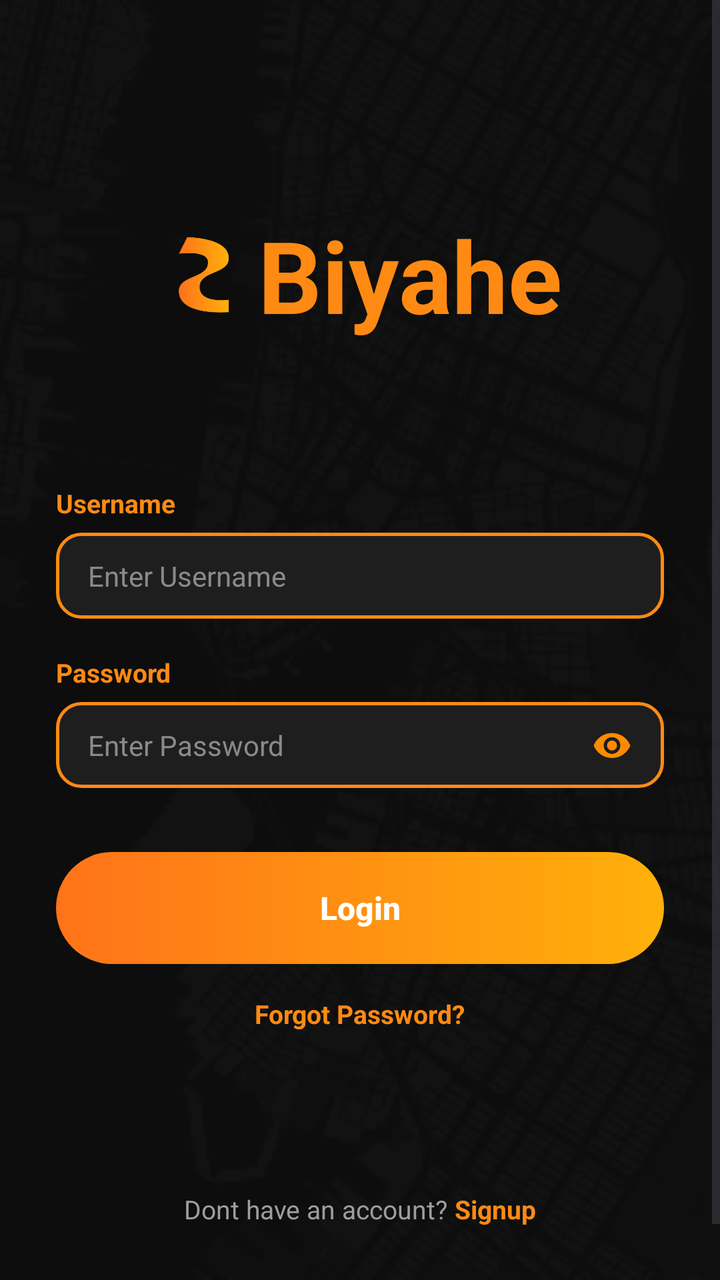
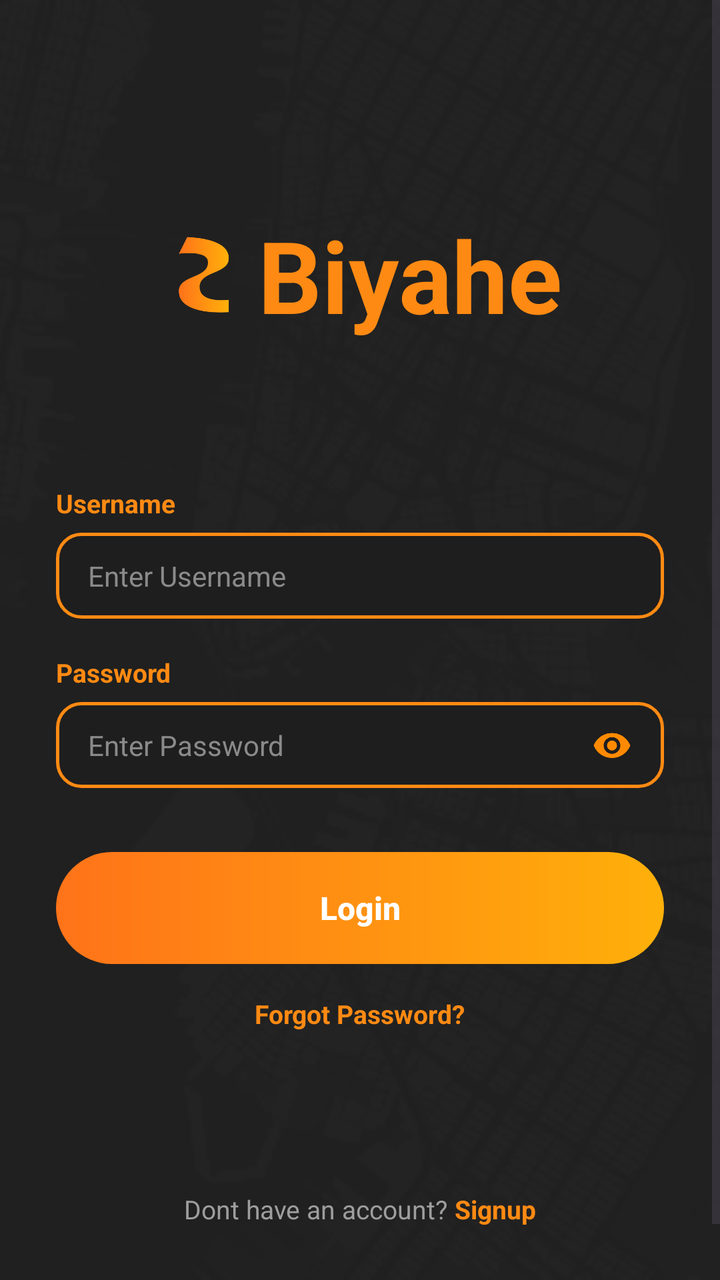

Two renders of the same Android screen: before a commit and after it. Below are the layout's source before the change and the commit's diff.
<!-- AndroidManifest.xml: application theme Theme.Biyahe -->
<!-- res/layout/activity_login.xml -->
<?xml version="1.0" encoding="utf-8"?>
<FrameLayout xmlns:android="http://schemas.android.com/apk/res/android"
    xmlns:app="http://schemas.android.com/apk/res-auto"
    android:layout_width="match_parent"
    android:layout_height="match_parent"
    >

    
    <ImageView
        android:layout_width="match_parent"
        android:layout_height="match_parent"
        android:scaleType="centerCrop"
        android:src="@drawable/background"
        android:contentDescription="@null" />

    
    <View
        android:layout_width="match_parent"
        android:layout_height="match_parent"
        android:background="#B3000000" />

    <ScrollView
        android:layout_width="match_parent"
        android:layout_height="match_parent"
        android:fillViewport="true">

        <LinearLayout
            android:layout_width="match_parent"
            android:layout_height="wrap_content"
            android:orientation="vertical"
            android:paddingStart="28dp"
            android:paddingEnd="28dp"
            android:paddingTop="48dp"
            android:paddingBottom="24dp">

            
            <LinearLayout
                android:layout_width="wrap_content"
                android:layout_height="wrap_content"
                android:layout_gravity="center_horizontal"
                android:orientation="horizontal"
                android:gravity="center_vertical"
                android:layout_marginTop="56dp"
                android:layout_marginBottom="72dp">

                <ImageView
                    android:layout_width="50dp"
                    android:layout_height="50dp"
                    android:src="@drawable/ic_logo_swirl"
                    android:contentDescription="@null" />

                <TextView
                    android:layout_width="wrap_content"
                    android:layout_height="wrap_content"
                    android:text="Biyahe"
                    android:textColor="@color/orange_primary"
                    android:textSize="50sp"
                    android:textStyle="bold" />
            </LinearLayout>

            
            <TextView
                android:layout_width="wrap_content"
                android:layout_height="wrap_content"
                android:text="Username"
                android:textColor="@color/orange_primary"
                android:textSize="13sp"
                android:textStyle="bold"
                android:layout_marginBottom="6dp" />

            <EditText
                android:layout_width="match_parent"
                android:layout_height="wrap_content"
                android:hint="Enter Username"
                android:background="@drawable/bg_edittext"
                android:textColor="@color/text_white"
                android:textColorHint="@color/hint_gray"
                android:textSize="14sp"
                android:inputType="text"
                android:layout_marginBottom="18dp" />

            
            <TextView
                android:layout_width="wrap_content"
                android:layout_height="wrap_content"
                android:text="Password"
                android:textColor="@color/orange_primary"
                android:textSize="13sp"
                android:textStyle="bold"
                android:layout_marginBottom="6dp" />

            <FrameLayout
                android:layout_width="match_parent"
                android:layout_height="wrap_content"
                android:layout_marginBottom="32dp">

                <EditText
                    android:layout_width="match_parent"
                    android:layout_height="wrap_content"
                    android:hint="Enter Password"
                    android:background="@drawable/bg_edittext"
                    android:textColor="@color/text_white"
                    android:textColorHint="@color/hint_gray"
                    android:textSize="14sp"
                    android:inputType="textPassword"
                    android:paddingEnd="44dp" />

                <ImageView
                    android:layout_width="20dp"
                    android:layout_height="20dp"
                    android:layout_gravity="end|center_vertical"
                    android:layout_marginEnd="16dp"
                    android:src="@drawable/ic_eye"
                    android:contentDescription="@null" />
            </FrameLayout>

            
            <androidx.appcompat.widget.AppCompatButton
                android:layout_width="match_parent"
                android:layout_height="56dp"
                android:text="Login"
                android:textColor="@color/text_white"
                android:textSize="16sp"
                android:textStyle="bold"
                android:textAllCaps="false"
                android:background="@drawable/bg_button_gradient"
                android:elevation="0dp"
                android:stateListAnimator="@null"
                android:layout_marginBottom="16dp" />

            
            <TextView
                android:layout_width="wrap_content"
                android:layout_height="wrap_content"
                android:layout_gravity="center_horizontal"
                android:text="Forgot Password?"
                android:textColor="@color/orange_primary"
                android:textSize="13sp"
                android:textStyle="bold" />

            
            <Space
                android:layout_width="match_parent"
                android:layout_height="0dp"
                android:layout_weight="1"
                android:minHeight="80dp" />

            
            <LinearLayout
                android:layout_width="wrap_content"
                android:layout_height="wrap_content"
                android:layout_gravity="center_horizontal"
                android:orientation="horizontal"
                android:layout_marginBottom="32dp">

                <TextView
                    android:layout_width="wrap_content"
                    android:layout_height="wrap_content"
                    android:text="Dont have an account? "
                    android:textColor="@color/text_gray"
                    android:textSize="13sp" />

                <TextView
                    android:layout_width="wrap_content"
                    android:layout_height="wrap_content"
                    android:text="Signup"
                    android:textColor="@color/orange_primary"
                    android:textSize="13sp"
                    android:textStyle="bold" />
            </LinearLayout>
        </LinearLayout>
    </ScrollView>
</FrameLayout>
<!-- resources referenced by this layout -->
<resources>
  <color name="hint_gray">#8A8A8A</color>
  <color name="orange_primary">#FF8A13</color>
  <color name="text_gray">#9E9E9E</color>
  <color name="text_white">#FFFFFF</color>
  <!-- drawable background: png bitmap (drawable, 42097 bytes) -->
  <!-- drawable bg_button_gradient (drawable) -->
  <?xml version="1.0" encoding="utf-8"?>
  <shape xmlns:android="http://schemas.android.com/apk/res/android"
      android:shape="rectangle">
      <corners android:radius="28dp" />
      <gradient
          android:type="linear"
          android:angle="0"
          android:startColor="@color/button_gradient_start"
          android:endColor="@color/button_gradient_end" />
  </shape>
  <!-- drawable bg_edittext (drawable) -->
  <?xml version="1.0" encoding="utf-8"?>
  <shape xmlns:android="http://schemas.android.com/apk/res/android"
      android:shape="rectangle">
      <corners android:radius="12dp" />
      <solid android:color="@color/background_dark" />
      <stroke
          android:width="1.5dp"
          android:color="@color/orange_primary" />
      <padding
          android:left="16dp"
          android:right="16dp"
          android:top="12dp"
          android:bottom="12dp" />
  </shape>
  <!-- drawable ic_eye (drawable) -->
  <vector xmlns:android="http://schemas.android.com/apk/res/android"
      android:width="20dp"
      android:height="20dp"
      android:viewportWidth="24"
      android:viewportHeight="24">
      <path
          android:fillColor="#FF8A00"
          android:pathData="M12,5C7,5 2.73,8.11 1,12.5C2.73,16.89 7,20 12,20C17,20 21.27,16.89 23,12.5C21.27,8.11 17,5 12,5ZM12,17.5C9.24,17.5 7,15.26 7,12.5C7,9.74 9.24,7.5 12,7.5C14.76,7.5 17,9.74 17,12.5C17,15.26 14.76,17.5 12,17.5ZM12,9.5C10.34,9.5 9,10.84 9,12.5C9,14.16 10.34,15.5 12,15.5C13.66,15.5 15,14.16 15,12.5C15,10.84 13.66,9.5 12,9.5Z"/>
  </vector>
  <!-- drawable ic_logo_swirl (drawable) -->
  <vector xmlns:android="http://schemas.android.com/apk/res/android"
      xmlns:aapt="http://schemas.android.com/aapt"
      android:width="40dp"
      android:height="40dp"
      android:viewportWidth="48"
      android:viewportHeight="48">
      <path
          android:pathData="M14,6 C14,6 34,6 34,16 C34,24 20,22 20,30 C20,38 34,36 34,36 L34,42 C34,42 10,44 10,32 C10,24 24,26 24,18 C24,12 10,14 10,14 Z">
          <aapt:attr name="android:fillColor">
              <gradient
                  android:type="linear"
                  android:startX="10"
                  android:startY="0"
                  android:endX="34"
                  android:endY="0">
                  <item android:offset="0.0" android:color="#FFFF721A" />
                  <item android:offset="1.0" android:color="#FFFFB10A" />
              </gradient>
          </aapt:attr>
      </path>
  </vector>
  <style name="Theme.Biyahe" parent="Base.Theme.Biyahe" />
  <color name="button_gradient_start">#FF7319</color>
  <color name="button_gradient_end">#FFB00A</color>
  <color name="background_dark">#1E1E1E</color>
  <style name="Base.Theme.Biyahe" parent="Theme.Material3.DayNight.NoActionBar">
          
          
      </style>
</resources>

<!-- the commit's change to res/layout/activity_login.xml (unified diff, before → after) -->
@@ -17,7 +17,7 @@
     <View
         android:layout_width="match_parent"
         android:layout_height="match_parent"
-        android:background="#B3000000" />
+        android:background="#CB1E1E1E" /> 
 
     <ScrollView
         android:layout_width="match_parent"
